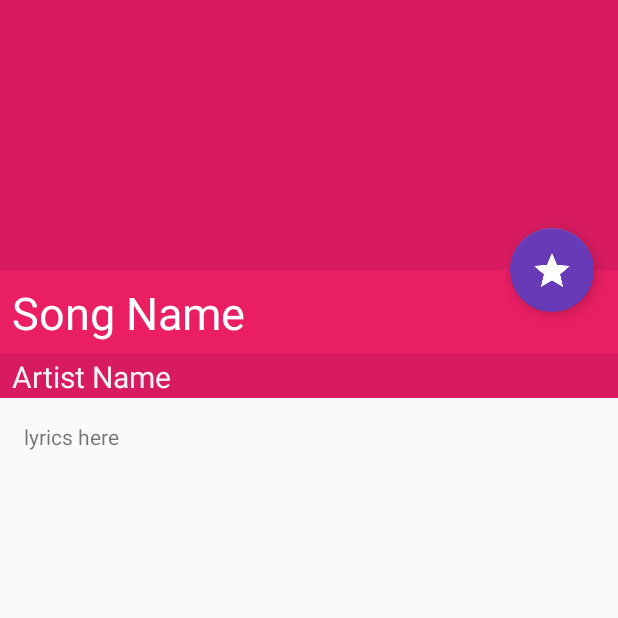
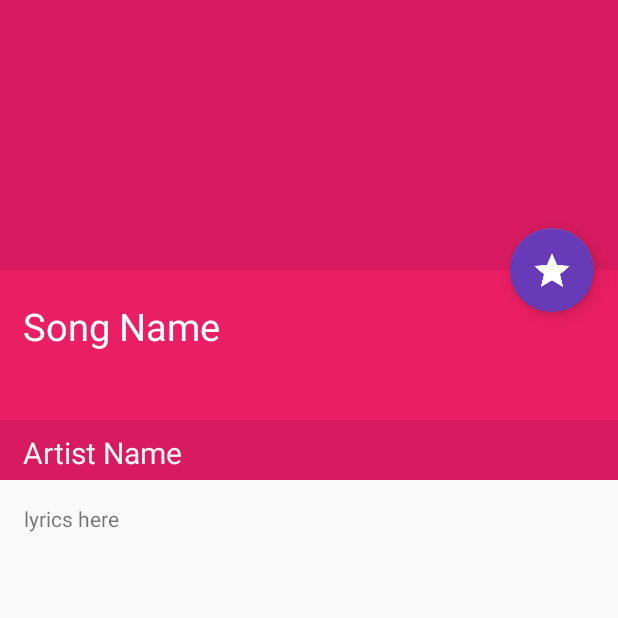
Before and after one commit to ShayShahar/SingIt, an Android app: the LyricsViewActivity screen opened directly, with no data from a screen before it, on a phone screen of 412 x 824 dp, the top half of it. Run offline under Robolectric (Android 15) with nearby library versions, the phone set to English and light mode, and no system bars; our stand-ins replace CircleImageView; 5 statements that could not run were skipped.

Commit message:
fix lyrics view title

```diff
--- a/app/src/main/res/layout/content_lyrics_view2.xml
+++ b/app/src/main/res/layout/content_lyrics_view2.xml
@@ -18,21 +18,21 @@
 
         <TextView
             android:layout_width="match_parent"
-            android:layout_height="55dp"
+            android:layout_height="100dp"
             android:textAppearance="?android:attr/textAppearanceLarge"
             android:text="Song Name"
             android:id="@+id/songName"
             android:background="#e91e63"
             android:textColor="#ffffff"
-            android:paddingLeft="8dp"
-            android:textSize="30dp"
+            android:paddingLeft="15dp"
+            android:textSize="25dp"
             android:layout_weight="0.02"
-            android:paddingTop="8dp"
+            android:paddingTop="20dp"
             android:textAlignment="viewStart" />
 
         <TextView
             android:layout_width="match_parent"
-            android:layout_height="30dp"
+            android:layout_height="40dp"
             android:textAppearance="?android:attr/textAppearanceMedium"
             android:text="Artist Name"
             android:id="@+id/artistName"
@@ -40,8 +40,8 @@
             android:textAlignment="viewStart"
             android:textColor="#f4f4f4"
             android:textSize="20dp"
-            android:paddingLeft="8dp"
-            android:paddingTop="2dp" />
+            android:paddingLeft="15dp"
+            android:paddingTop="8dp" />
 
         <TextView
             android:layout_width="wrap_content"
```
